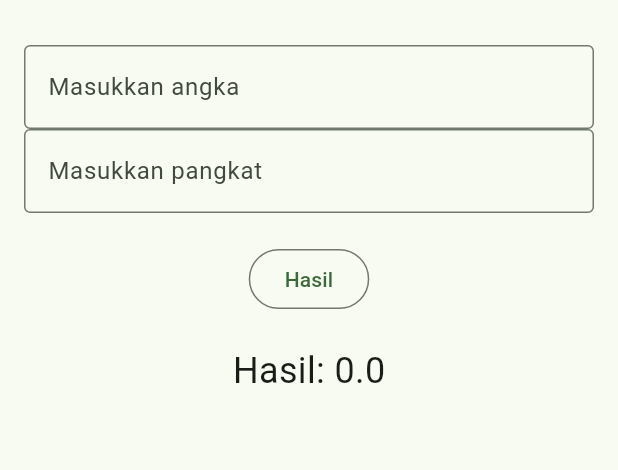
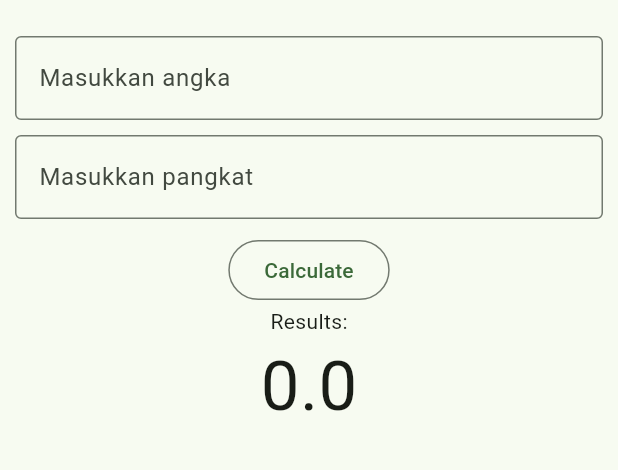
Before and after one commit to ahmadkasim12/bloc_kelompok_4, a Flutter app: the Perpangkatan screen opened directly, on a phone screen of 412 x 824 dp, the part 63-533 px from its top. Run offline on Flutter 3.47's test engine with Material 3 defaults, Android fonts, the phone set to English and light mode, and no system bars; our stand-ins replace flutter_bloc.

Commit message:
[Andrea] Perpangkatan

```diff
--- a/lib/Screens/Perpangkatan.dart
+++ b/lib/Screens/Perpangkatan.dart
@@ -18,34 +18,39 @@ class Perpangkatan extends StatelessWidget {
     return Scaffold(
       appBar: AppBar(title: Text('Kalkulator Pangkat')),
       drawer: MyDrawer(),
-      body: Padding(
-        padding: const EdgeInsets.all(16.0),
-        child: Column(
+      body: Column(
         children: [
-            GenericTextInput(textHint: "Masukkan angka", controller: angka, margin: EdgeInsets.zero,),
-            GenericTextInput(textHint: "Masukkan pangkat", controller: pangkat, margin: EdgeInsets.zero,),
-
-            SizedBox(height: 20),
-
-            GenericButton(text: "Hasil", onPressed: () {
+          GenericTextInput(
+            textHint: "Masukkan angka",
+            controller: angka,
+            margin: EdgeInsets.all(10),
+          ),
+          GenericTextInput(
+            textHint: "Masukkan pangkat",
+            controller: pangkat,
+            margin: EdgeInsets.only(bottom: 10, left: 10, right: 10),
+          ),
+          GenericButton(
+              text: "Calculate",
+              onPressed: () {
                 final input1 = double.tryParse(angka.text) ?? 0.0;
                 final input2 = double.tryParse(pangkat.text) ?? 0.0;
 
-              context.read<InputHolderBloc>().add(UpdateInputs(input1, input2));
+                context
+                    .read<InputHolderBloc>()
+                    .add(UpdateInputs(input1, input2));
                 output.doOperation(input1, input2);
               }),
-
-            SizedBox(height: 20),
+          Text("Results:"),
           BlocBuilder<PowOperation, double>(
+              bloc: output,
               builder: (context, state) {
                 return Text(
-                  "Hasil: $state",
-                  style: TextStyle(fontSize: 24),
+                  '$state',
+                  style: TextStyle(fontSize: 46),
                 );
-              }
-            ),
+              }),
         ],
-        ),
       ),
     );
   }
```
Lines whose indentation alone changed are shown as unchanged.
